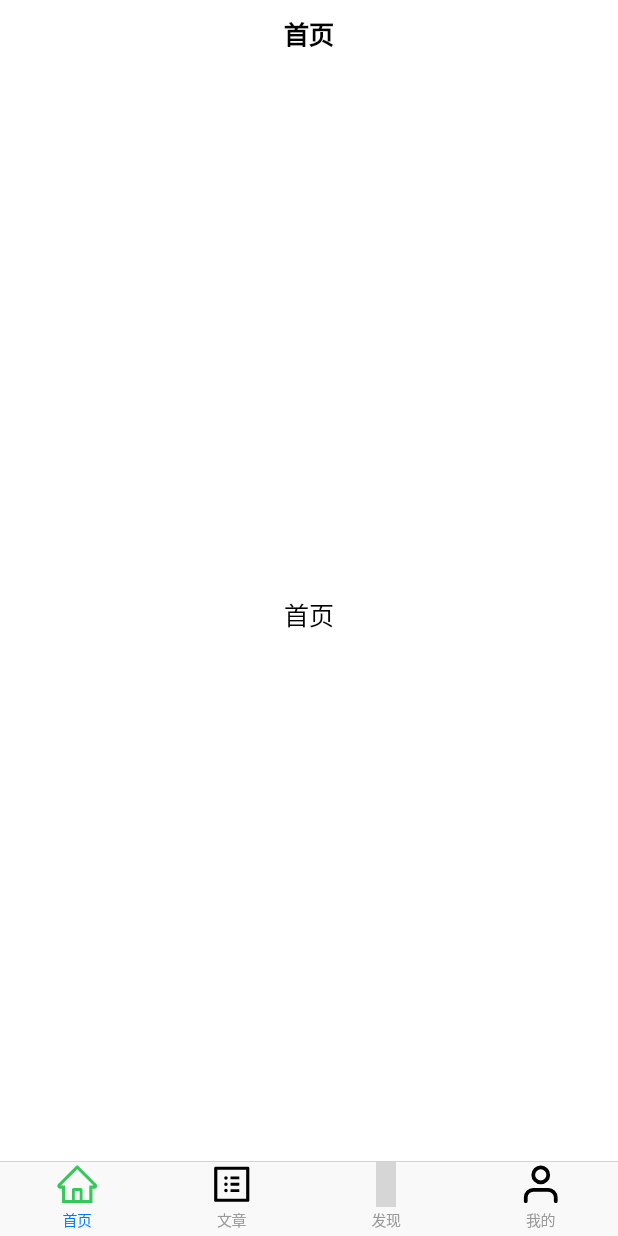
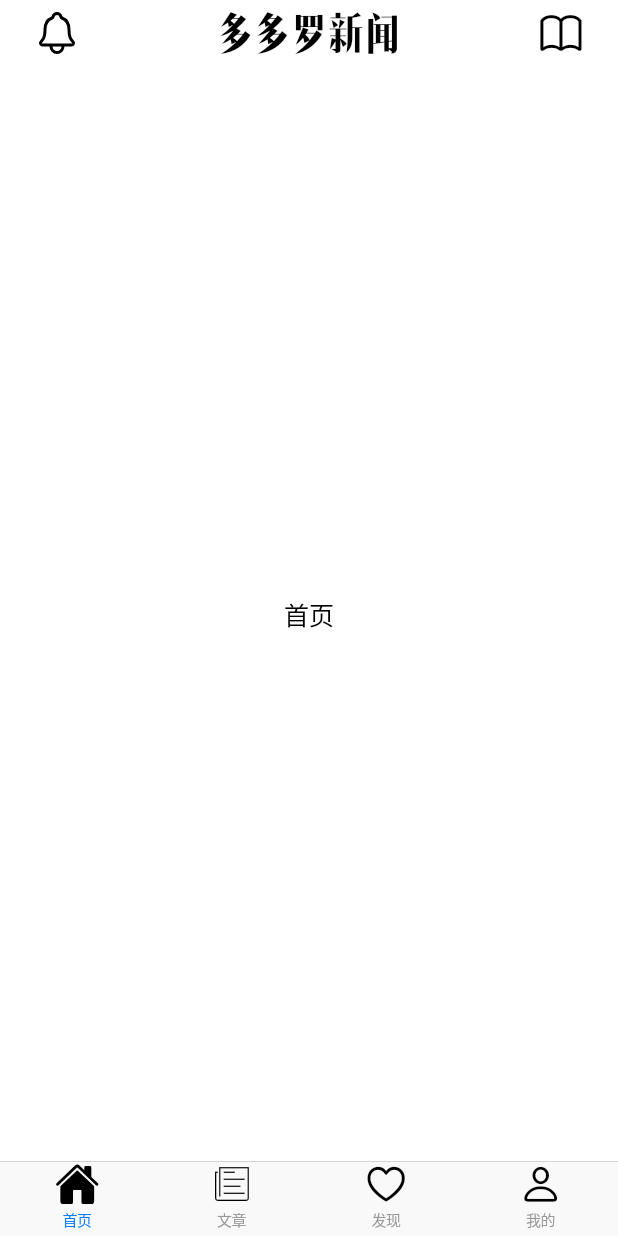
Before and after one commit to flutter-dororo/dororo-news, a Flutter app: the screen it shows after launch, on a phone screen of 412 x 824 dp. Run offline on Flutter 3.47's test engine with Material 2 defaults, Android fonts, the phone set to English and light mode, and no system bars; our stand-ins replace flutter_vector_icons; grey boxes are pictures that could not be loaded.

Commit message:
优化图标，完善标题

```diff
--- a/lib/pages/home_page/home.dart
+++ b/lib/pages/home_page/home.dart
@@ -1,5 +1,6 @@
 import 'package:flutter/material.dart';
 import 'package:flutter/cupertino.dart';
+import 'package:flutter_vector_icons/flutter_vector_icons.dart';
 
 class HomePage extends StatefulWidget {
   @override
@@ -11,13 +12,32 @@ class _HomePageState extends State<HomePage> {
   Widget build(BuildContext context) {
     return CupertinoPageScaffold(
       navigationBar: CupertinoNavigationBar(
-        middle: Text("首页"),
+        middle: Text(
+          "多多罗新闻",
+          style: TextStyle(
+              fontFamily: 'zzgf',
+              letterSpacing: 1,
+              fontSize: 28,
+              fontWeight: FontWeight.w400),
+        ),
+         leading: CupertinoButton(
+          child: Icon(Ionicons.ios_notifications_outline, size: 32,color: CupertinoColors.black,),
+          padding: EdgeInsets.zero,
+          onPressed: () {
+            // Navigator.of(context).pop(false);
+          },
+        ),
+        trailing: CupertinoButton(
+          child: Icon(CupertinoIcons.book, size: 32,color: CupertinoColors.black, ),
+          padding: EdgeInsets.zero,
+          onPressed: () {
+            // Navigator.of(context).pop(false);
+          },
+        ),
       ),
       child: SafeArea(
         child: Center(
-          child: Text(
-            "首页"
-          ),
+          child: Text("首页"),
         ),
       ),
     );
--- a/lib/route/router.dart
+++ b/lib/route/router.dart
@@ -21,7 +21,7 @@ class _DororoRouterState extends State<DororoRouter>
   List<Widget> _pages = [HomePage(), FindPage(), ArticlePage(), MePage()];
 
   final _defaultColor = CupertinoColors.black;
-  final _activeColor = CupertinoColors.activeGreen;
+  final _activeColor = CupertinoColors.black;
   int _currentIndex = 0;
   bool flag = true;
 
@@ -68,14 +68,14 @@ class _DororoRouterState extends State<DororoRouter>
         currentIndex: _currentIndex,
         onTap: handleTabChange,
         items: [
-          _renderNavigationBar(AntDesign.home, _defaultColor, AntDesign.home,
+          _renderNavigationBar(CupertinoIcons.home, _defaultColor, Ionicons.ios_home,
               _activeColor, '首页', 0),
-          _renderNavigationBar(AntDesign.profile, _defaultColor,
-              AntDesign.profile, _activeColor, '文章', 1),
-          _renderNavigationBar(Entypo.compass, _defaultColor, Entypo.compass,
+          _renderNavigationBar(CupertinoIcons.news, _defaultColor,
+              CupertinoIcons.news_solid, _activeColor, '文章', 1),
+          _renderNavigationBar(CupertinoIcons.heart, _defaultColor, CupertinoIcons.heart_solid,
               _activeColor, '发现', 2),
           _renderNavigationBar(
-              Feather.user, _defaultColor, Feather.user, _activeColor, '我的', 3),
+              CupertinoIcons.person, _defaultColor, CupertinoIcons.person_solid, _activeColor, '我的', 3),
         ],
       ),
       tabBuilder: (context, i) {
```
Also changed, not shown: pubspec.yaml (+6 -6 lines), assets/fonts/zzgf.otf (added), pubspec.lock, 2 other files.
